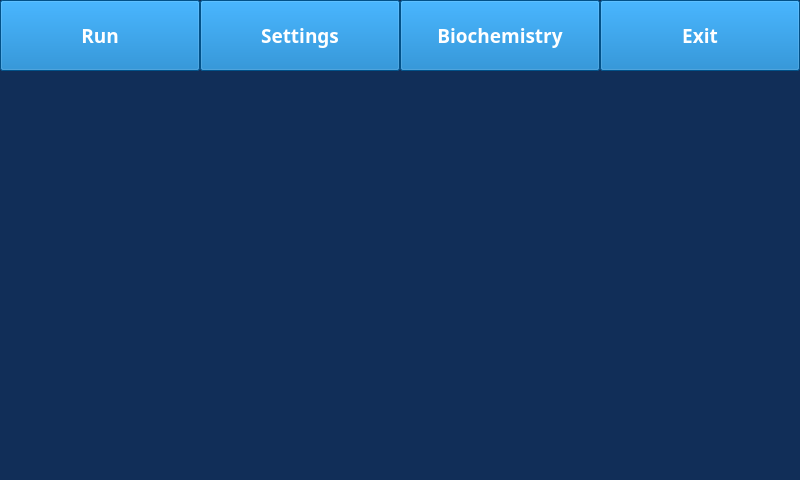
Above: mainwindow.ui from srikrishnan90/FIABC before the change. Below: the same form after it.
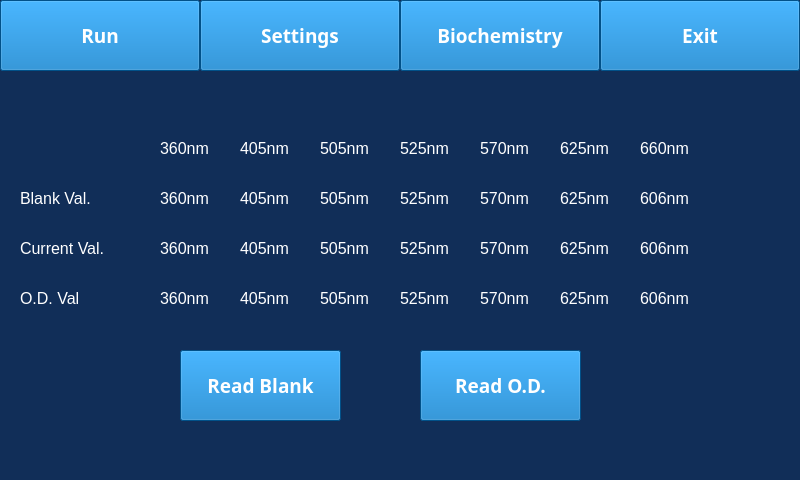
That is the form after the change. Icons and pictures are not drawn. Custom widgets are drawn as their Qt base class.

Commit message: updates the biochemisty reading

What changed in the file:
```diff
--- a/mainwindow.ui
+++ b/mainwindow.ui
@@ -1022,7 +1022,740 @@
       </widget>
      </widget>
     </widget>
-    <widget class="QWidget" name="page_3"/>
+    <widget class="QWidget" name="page_3">
+     <widget class="QLabel" name="label_8">
+      <property name="geometry">
+       <rect>
+        <x>20</x>
+        <y>110</y>
+        <width>121</width>
+        <height>17</height>
+       </rect>
+      </property>
+      <property name="font">
+       <font>
+        <pointsize>12</pointsize>
+       </font>
+      </property>
+      <property name="styleSheet">
+       <string notr="true">background:rgb(17, 46, 88);
+color:rgb(255, 255, 255);</string>
+      </property>
+      <property name="text">
+       <string>Blank Val.</string>
+      </property>
+     </widget>
+     <widget class="QLabel" name="label_18">
+      <property name="geometry">
+       <rect>
+        <x>20</x>
+        <y>160</y>
+        <width>121</width>
+        <height>17</height>
+       </rect>
+      </property>
+      <property name="font">
+       <font>
+        <pointsize>12</pointsize>
+       </font>
+      </property>
+      <property name="styleSheet">
+       <string notr="true">background:rgb(17, 46, 88);
+color:rgb(255, 255, 255);</string>
+      </property>
+      <property name="text">
+       <string>Current Val.</string>
+      </property>
+     </widget>
+     <widget class="QLabel" name="label_19">
+      <property name="geometry">
+       <rect>
+        <x>20</x>
+        <y>210</y>
+        <width>131</width>
+        <height>17</height>
+       </rect>
+      </property>
+      <property name="font">
+       <font>
+        <pointsize>12</pointsize>
+       </font>
+      </property>
+      <property name="styleSheet">
+       <string notr="true">background:rgb(17, 46, 88);
+color:rgb(255, 255, 255);</string>
+      </property>
+      <property name="text">
+       <string>O.D. Val</string>
+      </property>
+     </widget>
+     <widget class="QLabel" name="label_20">
+      <property name="geometry">
+       <rect>
+        <x>160</x>
+        <y>60</y>
+        <width>61</width>
+        <height>17</height>
+       </rect>
+      </property>
+      <property name="font">
+       <font>
+        <pointsize>12</pointsize>
+       </font>
+      </property>
+      <property name="styleSheet">
+       <string notr="true">background:rgb(17, 46, 88);
+color:rgb(255, 255, 255);</string>
+      </property>
+      <property name="text">
+       <string>360nm</string>
+      </property>
+     </widget>
+     <widget class="QLabel" name="label_21">
+      <property name="geometry">
+       <rect>
+        <x>240</x>
+        <y>60</y>
+        <width>61</width>
+        <height>17</height>
+       </rect>
+      </property>
+      <property name="font">
+       <font>
+        <pointsize>12</pointsize>
+       </font>
+      </property>
+      <property name="styleSheet">
+       <string notr="true">background:rgb(17, 46, 88);
+color:rgb(255, 255, 255);</string>
+      </property>
+      <property name="text">
+       <string>405nm</string>
+      </property>
+     </widget>
+     <widget class="QLabel" name="label_22">
+      <property name="geometry">
+       <rect>
+        <x>320</x>
+        <y>60</y>
+        <width>61</width>
+        <height>17</height>
+       </rect>
+      </property>
+      <property name="font">
+       <font>
+        <pointsize>12</pointsize>
+       </font>
+      </property>
+      <property name="styleSheet">
+       <string notr="true">background:rgb(17, 46, 88);
+color:rgb(255, 255, 255);</string>
+      </property>
+      <property name="text">
+       <string>505nm</string>
+      </property>
+     </widget>
+     <widget class="QLabel" name="label_23">
+      <property name="geometry">
+       <rect>
+        <x>400</x>
+        <y>60</y>
+        <width>61</width>
+        <height>17</height>
+       </rect>
+      </property>
+      <property name="font">
+       <font>
+        <pointsize>12</pointsize>
+       </font>
+      </property>
+      <property name="styleSheet">
+       <string notr="true">background:rgb(17, 46, 88);
+color:rgb(255, 255, 255);</string>
+      </property>
+      <property name="text">
+       <string>525nm</string>
+      </property>
+     </widget>
+     <widget class="QLabel" name="label_24">
+      <property name="geometry">
+       <rect>
+        <x>480</x>
+        <y>60</y>
+        <width>61</width>
+        <height>17</height>
+       </rect>
+      </property>
+      <property name="font">
+       <font>
+        <pointsize>12</pointsize>
+       </font>
+      </property>
+      <property name="styleSheet">
+       <string notr="true">background:rgb(17, 46, 88);
+color:rgb(255, 255, 255);</string>
+      </property>
+      <property name="text">
+       <string>570nm</string>
+      </property>
+     </widget>
+     <widget class="QLabel" name="label_25">
+      <property name="geometry">
+       <rect>
+        <x>560</x>
+        <y>60</y>
+        <width>61</width>
+        <height>17</height>
+       </rect>
+      </property>
+      <property name="font">
+       <font>
+        <pointsize>12</pointsize>
+       </font>
+      </property>
+      <property name="styleSheet">
+       <string notr="true">background:rgb(17, 46, 88);
+color:rgb(255, 255, 255);</string>
+      </property>
+      <property name="text">
+       <string>625nm</string>
+      </property>
+     </widget>
+     <widget class="QLabel" name="label_26">
+      <property name="geometry">
+       <rect>
+        <x>640</x>
+        <y>60</y>
+        <width>61</width>
+        <height>17</height>
+       </rect>
+      </property>
+      <property name="font">
+       <font>
+        <pointsize>12</pointsize>
+       </font>
+      </property>
+      <property name="styleSheet">
+       <string notr="true">background:rgb(17, 46, 88);
+color:rgb(255, 255, 255);</string>
+      </property>
+      <property name="text">
+       <string>660nm</string>
+      </property>
+     </widget>
+     <widget class="QLabel" name="label_27">
+      <property name="geometry">
+       <rect>
+        <x>160</x>
+        <y>110</y>
+        <width>61</width>
+        <height>17</height>
+       </rect>
+      </property>
+      <property name="font">
+       <font>
+        <pointsize>12</pointsize>
+       </font>
+      </property>
+      <property name="styleSheet">
+       <string notr="true">background:rgb(17, 46, 88);
+color:rgb(255, 255, 255);</string>
+      </property>
+      <property name="text">
+       <string>360nm</string>
+      </property>
+     </widget>
+     <widget class="QLabel" name="label_28">
+      <property name="geometry">
+       <rect>
+        <x>160</x>
+        <y>160</y>
+        <width>61</width>
+        <height>17</height>
+       </rect>
+      </property>
+      <property name="font">
+       <font>
+        <pointsize>12</pointsize>
+       </font>
+      </property>
+      <property name="styleSheet">
+       <string notr="true">background:rgb(17, 46, 88);
+color:rgb(255, 255, 255);</string>
+      </property>
+      <property name="text">
+       <string>360nm</string>
+      </property>
+     </widget>
+     <widget class="QLabel" name="label_29">
+      <property name="geometry">
+       <rect>
+        <x>160</x>
+        <y>210</y>
+        <width>61</width>
+        <height>17</height>
+       </rect>
+      </property>
+      <property name="font">
+       <font>
+        <pointsize>12</pointsize>
+       </font>
+      </property>
+      <property name="styleSheet">
+       <string notr="true">background:rgb(17, 46, 88);
+color:rgb(255, 255, 255);</string>
+      </property>
+      <property name="text">
+       <string>360nm</string>
+      </property>
+     </widget>
+     <widget class="QLabel" name="label_59">
+      <property name="geometry">
+       <rect>
+        <x>240</x>
+        <y>210</y>
+        <width>61</width>
+        <height>17</height>
+       </rect>
+      </property>
+      <property name="font">
+       <font>
+        <pointsize>12</pointsize>
+       </font>
+      </property>
+      <property name="styleSheet">
+       <string notr="true">background:rgb(17, 46, 88);
+color:rgb(255, 255, 255);</string>
+      </property>
+      <property name="text">
+       <string>405nm</string>
+      </property>
+     </widget>
+     <widget class="QLabel" name="label_60">
+      <property name="geometry">
+       <rect>
+        <x>240</x>
+        <y>110</y>
+        <width>61</width>
+        <height>17</height>
+       </rect>
+      </property>
+      <property name="font">
+       <font>
+        <pointsize>12</pointsize>
+       </font>
+      </property>
+      <property name="styleSheet">
+       <string notr="true">background:rgb(17, 46, 88);
+color:rgb(255, 255, 255);</string>
+      </property>
+      <property name="text">
+       <string>405nm</string>
+      </property>
+     </widget>
+     <widget class="QLabel" name="label_61">
+      <property name="geometry">
+       <rect>
+        <x>240</x>
+        <y>160</y>
+        <width>61</width>
+        <height>17</height>
+       </rect>
+      </property>
+      <property name="font">
+       <font>
+        <pointsize>12</pointsize>
+       </font>
+      </property>
+      <property name="styleSheet">
+       <string notr="true">background:rgb(17, 46, 88);
+color:rgb(255, 255, 255);</string>
+      </property>
+      <property name="text">
+       <string>405nm</string>
+      </property>
+     </widget>
+     <widget class="QLabel" name="label_62">
+      <property name="geometry">
+       <rect>
+        <x>320</x>
+        <y>210</y>
+        <width>61</width>
+        <height>17</height>
+       </rect>
+      </property>
+      <property name="font">
+       <font>
+        <pointsize>12</pointsize>
+       </font>
+      </property>
+      <property name="styleSheet">
+       <string notr="true">background:rgb(17, 46, 88);
+color:rgb(255, 255, 255);</string>
+      </property>
+      <property name="text">
+       <string>505nm</string>
+      </property>
+     </widget>
+     <widget class="QLabel" name="label_63">
+      <property name="geometry">
+       <rect>
+        <x>320</x>
+        <y>110</y>
+        <width>61</width>
+        <height>17</height>
+       </rect>
+      </property>
+      <property name="font">
+       <font>
+        <pointsize>12</pointsize>
+       </font>
+      </property>
+      <property name="styleSheet">
+       <string notr="true">background:rgb(17, 46, 88);
+color:rgb(255, 255, 255);</string>
+      </property>
+      <property name="text">
+       <string>505nm</string>
+      </property>
+     </widget>
+     <widget class="QLabel" name="label_64">
+      <property name="geometry">
+       <rect>
+        <x>320</x>
+        <y>160</y>
+        <width>61</width>
+        <height>17</height>
+       </rect>
+      </property>
+      <property name="font">
+       <font>
+        <pointsize>12</pointsize>
+       </font>
+      </property>
+      <property name="styleSheet">
+       <string notr="true">background:rgb(17, 46, 88);
+color:rgb(255, 255, 255);</string>
+      </property>
+      <property name="text">
+       <string>505nm</string>
+      </property>
+     </widget>
+     <widget class="QLabel" name="label_65">
+      <property name="geometry">
+       <rect>
+        <x>400</x>
+        <y>210</y>
+        <width>61</width>
+        <height>17</height>
+       </rect>
+      </property>
+      <property name="font">
+       <font>
+        <pointsize>12</pointsize>
+       </font>
+      </property>
+      <property name="styleSheet">
+       <string notr="true">background:rgb(17, 46, 88);
+color:rgb(255, 255, 255);</string>
+      </property>
+      <property name="text">
+       <string>525nm</string>
+      </property>
+     </widget>
+     <widget class="QLabel" name="label_66">
+      <property name="geometry">
+       <rect>
+        <x>400</x>
+        <y>110</y>
+        <width>61</width>
+        <height>17</height>
+       </rect>
+      </property>
+      <property name="font">
+       <font>
+        <pointsize>12</pointsize>
+       </font>
+      </property>
+      <property name="styleSheet">
+       <string notr="true">background:rgb(17, 46, 88);
+color:rgb(255, 255, 255);</string>
+      </property>
+      <property name="text">
+       <string>525nm</string>
+      </property>
+     </widget>
+     <widget class="QLabel" name="label_67">
+      <property name="geometry">
+       <rect>
+        <x>400</x>
+        <y>160</y>
+        <width>61</width>
+        <height>17</height>
+       </rect>
+      </property>
+      <property name="font">
+       <font>
+        <pointsize>12</pointsize>
+       </font>
+      </property>
+      <property name="styleSheet">
+       <string notr="true">background:rgb(17, 46, 88);
+color:rgb(255, 255, 255);</string>
+      </property>
+      <property name="text">
+       <string>525nm</string>
+      </property>
+     </widget>
+     <widget class="QLabel" name="label_68">
+      <property name="geometry">
+       <rect>
+        <x>480</x>
+        <y>210</y>
+        <width>61</width>
+        <height>17</height>
+       </rect>
+      </property>
+      <property name="font">
+       <font>
+        <pointsize>12</pointsize>
+       </font>
+      </property>
+      <property name="styleSheet">
+       <string notr="true">background:rgb(17, 46, 88);
+color:rgb(255, 255, 255);</string>
+      </property>
+      <property name="text">
+       <string>570nm</string>
+      </property>
+     </widget>
+     <widget class="QLabel" name="label_69">
+      <property name="geometry">
+       <rect>
+        <x>480</x>
+        <y>110</y>
+        <width>61</width>
+        <height>17</height>
+       </rect>
+      </property>
+      <property name="font">
+       <font>
+        <pointsize>12</pointsize>
+       </font>
+      </property>
+      <property name="styleSheet">
+       <string notr="true">background:rgb(17, 46, 88);
+color:rgb(255, 255, 255);</string>
+      </property>
+      <property name="text">
+       <string>570nm</string>
+      </property>
+     </widget>
+     <widget class="QLabel" name="label_70">
+      <property name="geometry">
+       <rect>
+        <x>480</x>
+        <y>160</y>
+        <width>61</width>
+        <height>17</height>
+       </rect>
+      </property>
+      <property name="font">
+       <font>
+        <pointsize>12</pointsize>
+       </font>
+      </property>
+      <property name="styleSheet">
+       <string notr="true">background:rgb(17, 46, 88);
+color:rgb(255, 255, 255);</string>
+      </property>
+      <property name="text">
+       <string>570nm</string>
+      </property>
+     </widget>
+     <widget class="QLabel" name="label_71">
+      <property name="geometry">
+       <rect>
+        <x>560</x>
+        <y>210</y>
+        <width>61</width>
+        <height>17</height>
+       </rect>
+      </property>
+      <property name="font">
+       <font>
+        <pointsize>12</pointsize>
+       </font>
+      </property>
+      <property name="styleSheet">
+       <string notr="true">background:rgb(17, 46, 88);
+color:rgb(255, 255, 255);</string>
+      </property>
+      <property name="text">
+       <string>625nm</string>
+      </property>
+     </widget>
+     <widget class="QLabel" name="label_72">
+      <property name="geometry">
+       <rect>
+        <x>560</x>
+        <y>110</y>
+        <width>61</width>
+        <height>17</height>
+       </rect>
+      </property>
+      <property name="font">
+       <font>
+        <pointsize>12</pointsize>
+       </font>
+      </property>
+      <property name="styleSheet">
+       <string notr="true">background:rgb(17, 46, 88);
+color:rgb(255, 255, 255);</string>
+      </property>
+      <property name="text">
+       <string>625nm</string>
+      </property>
+     </widget>
+     <widget class="QLabel" name="label_73">
+      <property name="geometry">
+       <rect>
+        <x>560</x>
+        <y>160</y>
+        <width>61</width>
+        <height>17</height>
+       </rect>
+      </property>
+      <property name="font">
+       <font>
+        <pointsize>12</pointsize>
+       </font>
+      </property>
+      <property name="styleSheet">
+       <string notr="true">background:rgb(17, 46, 88);
+color:rgb(255, 255, 255);</string>
+      </property>
+      <property name="text">
+       <string>625nm</string>
+      </property>
+     </widget>
+     <widget class="QLabel" name="label_74">
+      <property name="geometry">
+       <rect>
+        <x>640</x>
+        <y>210</y>
+        <width>61</width>
+        <height>17</height>
+       </rect>
+      </property>
+      <property name="font">
+       <font>
+        <pointsize>12</pointsize>
+       </font>
+      </property>
+      <property name="styleSheet">
+       <string notr="true">background:rgb(17, 46, 88);
+color:rgb(255, 255, 255);</string>
+      </property>
+      <property name="text">
+       <string>606nm</string>
+      </property>
+     </widget>
+     <widget class="QLabel" name="label_75">
+      <property name="geometry">
+       <rect>
+        <x>640</x>
+        <y>110</y>
+        <width>61</width>
+        <height>17</height>
+       </rect>
+      </property>
+      <property name="font">
+       <font>
+        <pointsize>12</pointsize>
+       </font>
+      </property>
+      <property name="styleSheet">
+       <string notr="true">background:rgb(17, 46, 88);
+color:rgb(255, 255, 255);</string>
+      </property>
+      <property name="text">
+       <string>606nm</string>
+      </property>
+     </widget>
+     <widget class="QLabel" name="label_76">
+      <property name="geometry">
+       <rect>
+        <x>640</x>
+        <y>160</y>
+        <width>61</width>
+        <height>17</height>
+       </rect>
+      </property>
+      <property name="font">
+       <font>
+        <pointsize>12</pointsize>
+       </font>
+      </property>
+      <property name="styleSheet">
+       <string notr="true">background:rgb(17, 46, 88);
+color:rgb(255, 255, 255);</string>
+      </property>
+      <property name="text">
+       <string>606nm</string>
+      </property>
+     </widget>
+     <widget class="QPushButton" name="pushButton_45">
+      <property name="geometry">
+       <rect>
+        <x>180</x>
+        <y>270</y>
+        <width>161</width>
+        <height>71</height>
+       </rect>
+      </property>
+      <property name="font">
+       <font>
+        <family>PibotoLt</family>
+        <pointsize>14</pointsize>
+        <weight>75</weight>
+        <bold>true</bold>
+       </font>
+      </property>
+      <property name="styleSheet">
+       <string notr="true">background:rgb(1, 114, 192);
+color:rgb(255, 255, 255);</string>
+      </property>
+      <property name="text">
+       <string>Read Blank</string>
+      </property>
+     </widget>
+     <widget class="QPushButton" name="pushButton_46">
+      <property name="geometry">
+       <rect>
+        <x>420</x>
+        <y>270</y>
+        <width>161</width>
+        <height>71</height>
+       </rect>
+      </property>
+      <property name="font">
+       <font>
+        <family>PibotoLt</family>
+        <pointsize>14</pointsize>
+        <weight>75</weight>
+        <bold>true</bold>
+       </font>
+      </property>
+      <property name="styleSheet">
+       <string notr="true">background:rgb(1, 114, 192);
+color:rgb(255, 255, 255);</string>
+      </property>
+      <property name="text">
+       <string>Read O.D.</string>
+      </property>
+     </widget>
+    </widget>
    </widget>
    <widget class="QToolButton" name="toolButton">
     <property name="geometry">
```
The commit also changes 2 other files.
